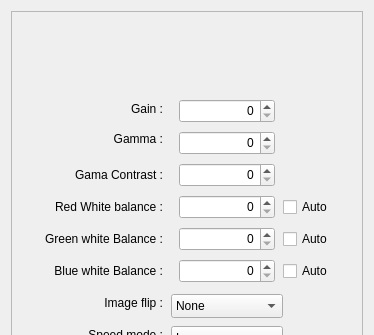
The window that SVBonyCamera.ui (rpineau/SVBony) describes before a commit, drawn with Qt 5; both pictures show x 0 to 374 and y 0 to 335 of the 374 by 558 pixel window.
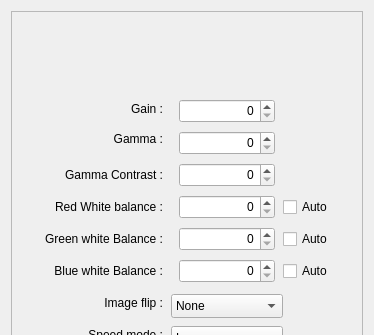
The same window after the commit. Icons and pictures are not drawn. Custom widgets are drawn as their Qt base class.

Diff of the .ui file:
```diff
--- a/SVBonyCamera.ui
+++ b/SVBonyCamera.ui
@@ -92,7 +92,7 @@
        </rect>
       </property>
       <property name="text">
-       <string>Gama Contrast :</string>
+       <string>Gamma Contrast :</string>
       </property>
       <property name="alignment">
        <set>Qt::AlignRight|Qt::AlignTrailing|Qt::AlignVCenter</set>
```
